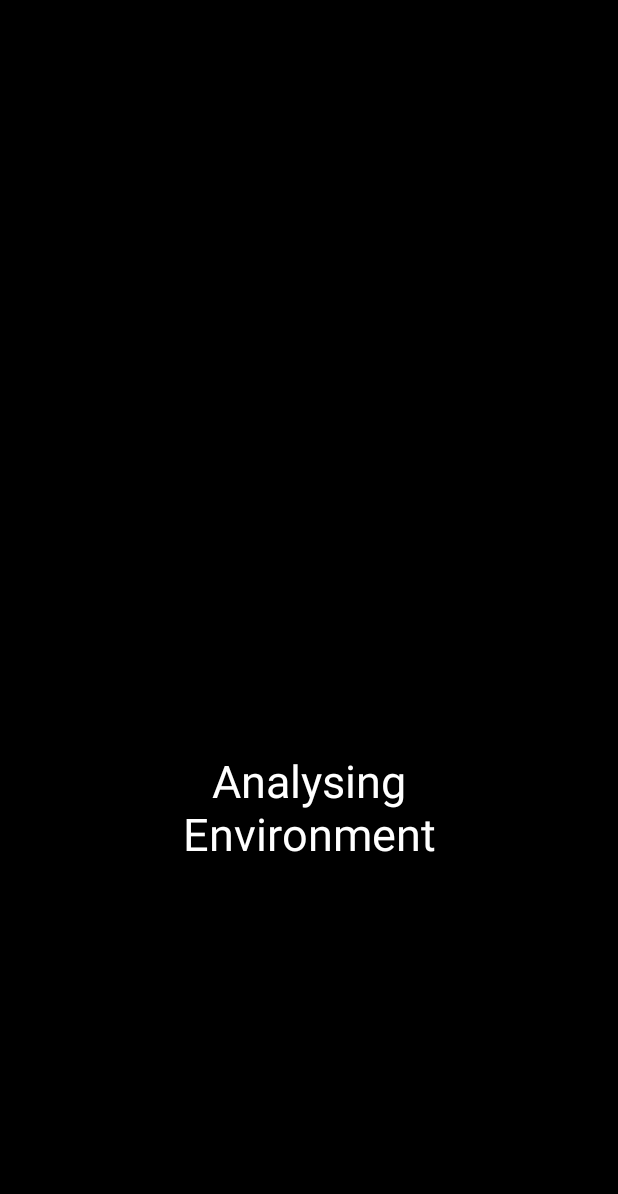
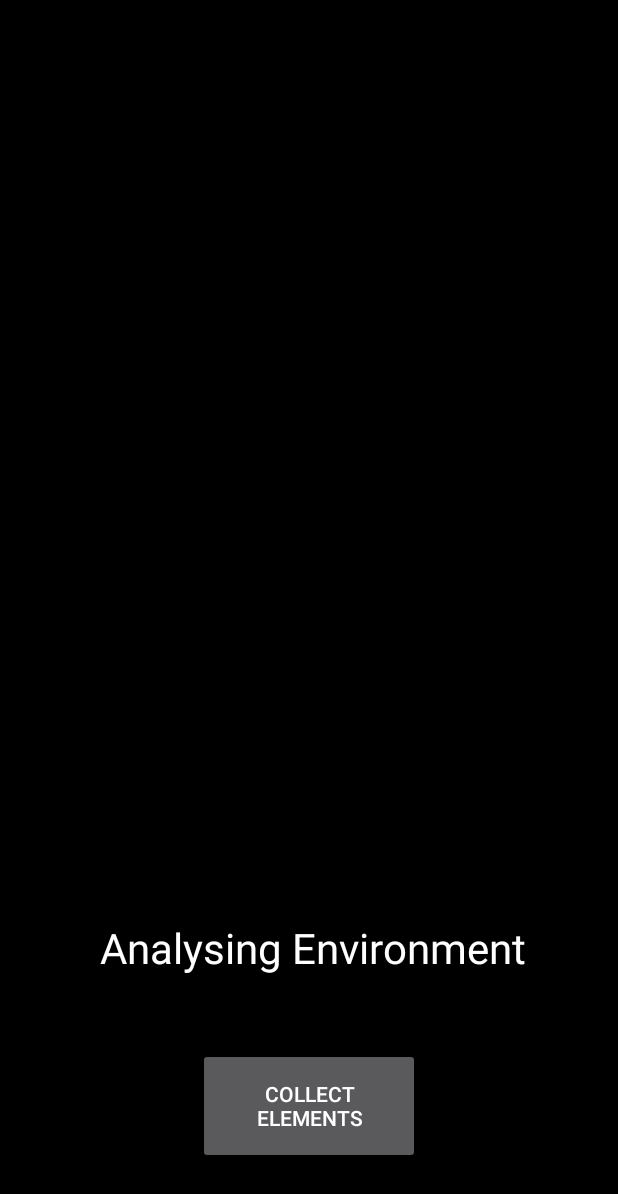
Before and after one commit to googsorbust/elemon-go, an Android app: the layout activity_camera.xml on its own in the app's theme, with its tools: preview values and no code run, on a phone screen of 412 x 824 dp. Shown: the top 1194 px of the screen. Run offline under Robolectric (Android 15) with nearby library versions, the phone set to English and light mode, and no system bars.

Commit message:
Fix button

```diff
--- a/app/src/main/java/org/tensorflow/lite/examples/detection/DetectorActivity.java
+++ b/app/src/main/java/org/tensorflow/lite/examples/detection/DetectorActivity.java
@@ -275,7 +275,7 @@ public class DetectorActivity extends CameraActivity implements OnImageAvailable
                               if(highestRecognition > 0.6) {
                                   objectType.setText(recognition.getTitle());
                                   typeObject = recognition.getTitle();
-                                  collectElements.setVisibility(View.VISIBLE);
+                                  collectElements.setEnabled(true);
                                   try{
                                       collectable = elementsList.get(recognition.getTitle()).get(0);
                                   } catch(Exception e) {
@@ -283,7 +283,7 @@ public class DetectorActivity extends CameraActivity implements OnImageAvailable
                                   }
                               } else {
                                   objectType.setText("Analysing Environment");
-                                  collectElements.setVisibility(View.INVISIBLE);
+                                  collectElements.setEnabled(false);
                                   collectable = null;
                               }
                           }
--- a/app/src/main/res/layout/activity_camera.xml
+++ b/app/src/main/res/layout/activity_camera.xml
@@ -36,15 +36,15 @@
                 android:id="@+id/analyseButton"
                 android:layout_width="147dp"
                 android:layout_height="77dp"
-                android:layout_below="@+id/objectType"
                 android:layout_alignStart="@+id/container"
                 android:layout_alignEnd="@+id/container"
+                android:layout_alignBottom="@+id/container"
                 android:layout_marginStart="132dp"
-                android:layout_marginTop="24dp"
                 android:layout_marginEnd="132dp"
+                android:layout_marginBottom="48dp"
                 android:onClick="analyseElements"
                 android:text="Collect Elements"
-                android:visibility="invisible" />
+                android:visibility="visible" />
 
             <FrameLayout
                 android:id="@+id/container"
@@ -55,18 +55,18 @@
 
             <TextView
                 android:id="@+id/objectType"
-                android:layout_width="wrap_content"
-                android:layout_height="wrap_content"
+                android:layout_width="315dp"
+                android:layout_height="82dp"
+                android:layout_above="@+id/analyseButton"
                 android:layout_alignStart="@+id/container"
-                android:layout_alignTop="@+id/container"
                 android:layout_alignEnd="@+id/container"
-                android:layout_marginStart="96dp"
-                android:layout_marginTop="500dp"
-                android:layout_marginEnd="96dp"
+                android:layout_marginStart="50dp"
+                android:layout_marginEnd="46dp"
+                android:layout_marginBottom="26dp"
                 android:gravity="center"
                 android:text=""
                 android:textColor="#FFFFFF"
-                android:textSize="30sp"
+                android:textSize="28sp"
                 tools:text="Analysing Environment" />
 
         </RelativeLayout>
```
